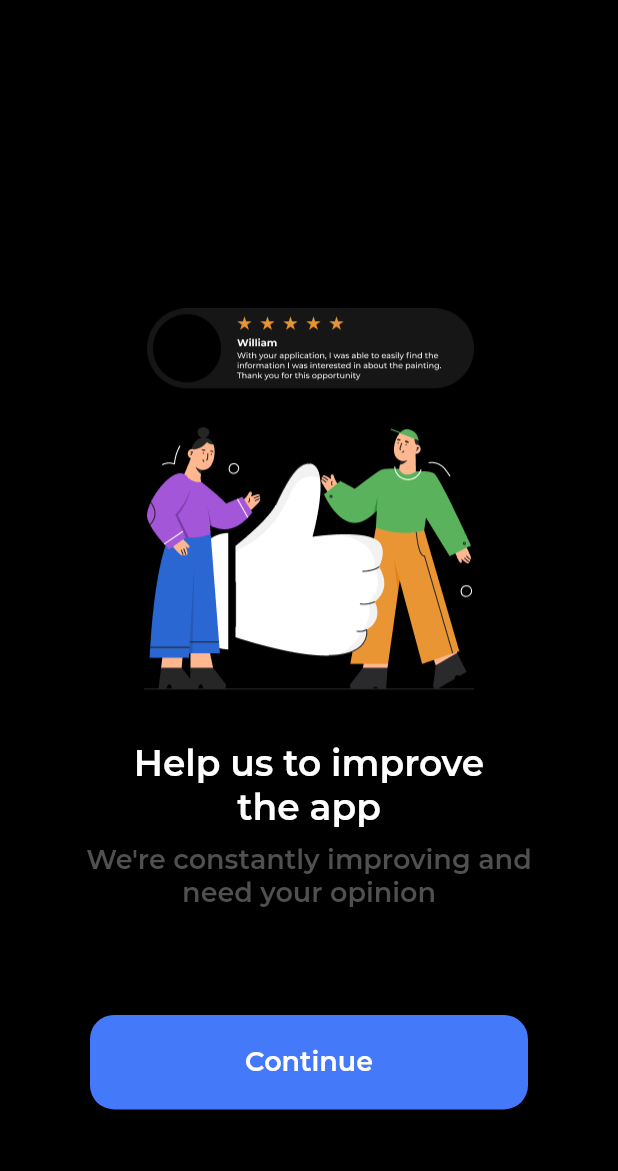
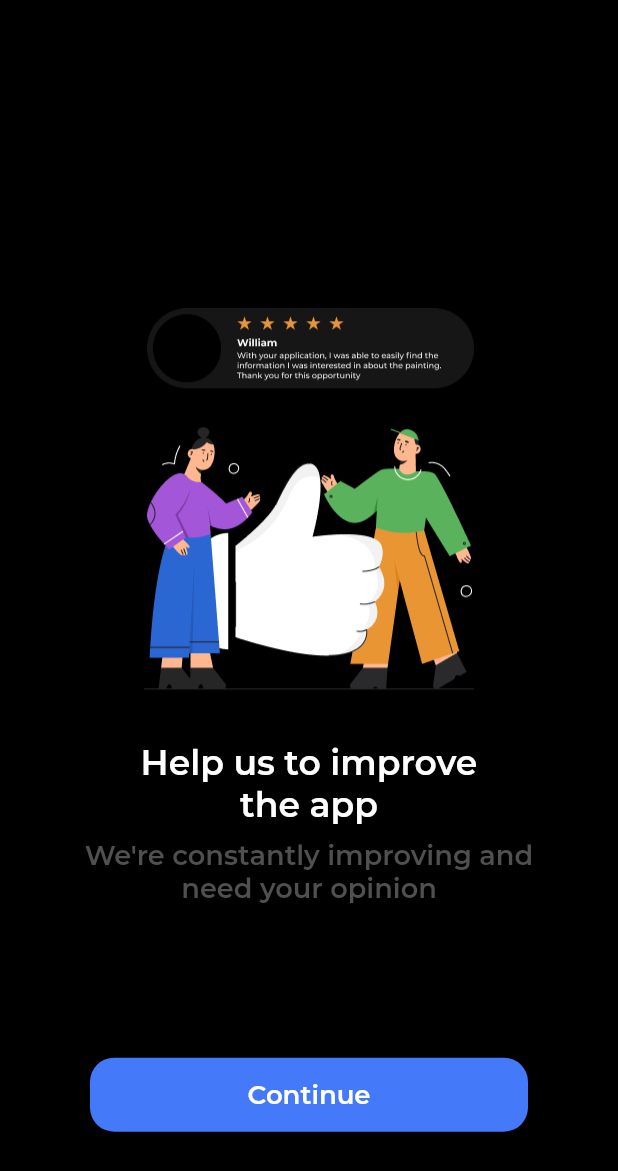
Before and after one commit to GhostuSs/search_image, a Flutter app: the screen it shows after launch, after a tap on "Continue", on a phone screen of 412 x 824 dp. Shown: the top 1171 px of the screen. Run offline on Flutter 3.47's test engine with Material 2 defaults, Android fonts, the phone set to English and light mode, and no system bars; our stand-ins replace camera, dio, flutter_rating_bar, image_picker, shared_preferences, webview_flutter.

Commit message:
'edits v4.0'

```diff
--- a/lib/main.dart
+++ b/lib/main.dart
@@ -8,12 +8,14 @@ import 'data/model/data/words_list_model.dart';
 
 
 bool seen=false;
+bool subscribe=false;
 
 Future<void> main() async {
   WidgetsFlutterBinding.ensureInitialized();
   SharedPreferences prefs = await SharedPreferences.getInstance();
   seen = prefs.getBool("seen") ?? false;
   await prefs.setBool("seen", true);
+  seen=false;
   runApp(const App());
 }
 
--- a/lib/project_settings/api/api_controller.dart
+++ b/lib/project_settings/api/api_controller.dart
@@ -40,6 +40,7 @@ class Api{
   }
   Future<String?> searchByUrlGoogle(String url) async {
     String? responseData;
+    print('curr url${BaseUrl.google+ApiRoutes.searchByImageGoogle+url}');
     try{
       await dio.get(
         BaseUrl.google+ApiRoutes.searchByImageGoogle+url,
--- a/lib/ui/components/onboarding/slider_tile.dart
+++ b/lib/ui/components/onboarding/slider_tile.dart
@@ -1,5 +1,6 @@
 import 'package:flutter/cupertino.dart';
 import 'package:flutter/material.dart';
+import 'package:image_search_app/project_settings/colors/color_palette.dart';
 import 'package:image_search_app/project_settings/typography/app_typography.dart';
 
 
@@ -32,7 +33,7 @@ class SliderTile extends StatelessWidget {
                     height: 40,
                     child: Icon(
                       CupertinoIcons.clear,
-                      color: Color(0xFF554469),
+                      color: ProjectColors.textLightGray,
                       size: 30.0,
                     ),
                   ),
@@ -56,16 +57,24 @@ class SliderTile extends StatelessWidget {
                     title,
                     textAlign: TextAlign.center,
                     maxLines: 2,
-                    style: AppTypography.semiBold24,
+                    style: TextStyle(
+                      fontFamily: 'Montserrat',
+                      fontWeight: FontWeight.w700,
+                      fontSize: height*0.028
+                    ),
                   ),
                 ),
-                const SizedBox(height: 10),
+                SizedBox(height: height*0.01),
                 Padding(
                     padding: EdgeInsets.symmetric(horizontal: MediaQuery.of(context).size.height*0.014),
                     child: Text(desc,
                         textAlign: TextAlign.center,
                         overflow: TextOverflow.fade,
-                        style: AppTypography.normal18gray
+                        style: TextStyle(
+                          color: ProjectColors.textLightGray,
+                          fontSize: height*0.022,
+                          fontFamily: 'Montserrat'
+                        )
                     )
                 ),
               ],
--- a/lib/ui/components/uikit/appbar.dart
+++ b/lib/ui/components/uikit/appbar.dart
@@ -13,6 +13,7 @@ class InnerAppBar extends StatelessWidget implements PreferredSizeWidget{
 
   @override
   Widget build(BuildContext context) {
+    final height=MediaQuery.of(context).size.height;
     return AppBar(
       titleSpacing: 0,
       leadingWidth: 90,
@@ -29,7 +30,7 @@ class InnerAppBar extends StatelessWidget implements PreferredSizeWidget{
   }
 
   @override
-  // TODO: implement preferredSize
+
   Size get preferredSize => const Size.fromHeight(55);
 
 }
--- a/lib/ui/components/uikit/button.dart
+++ b/lib/ui/components/uikit/button.dart
@@ -11,9 +11,10 @@ class BaseButton extends StatelessWidget{
 
   @override
   Widget build(BuildContext context) {
+    final double height=MediaQuery.of(context).size.height;
     return Container(
       width: double.infinity,
-      padding: const EdgeInsets.symmetric(vertical: 7.5),
+      padding: EdgeInsets.symmetric(vertical: height*0.0008),
       decoration: BoxDecoration(
         color: ProjectColors.blue,
         borderRadius: BorderRadius.circular(16)
@@ -21,7 +22,12 @@ class BaseButton extends StatelessWidget{
       child: TextButton(
         child: Text(
           label,
-          style: AppTypography.semiBold18,
+          style: TextStyle(
+              fontFamily: 'Montserrat',
+              fontWeight: FontWeight.w700,
+              fontSize: height*0.021,
+              color: ProjectColors.white
+          ),
         ),
         onPressed: onPressed,
       ),
--- a/lib/ui/components/uikit/raw_segmented.dart
+++ b/lib/ui/components/uikit/raw_segmented.dart
@@ -40,8 +40,9 @@ class Tab extends StatelessWidget {
       : super(key: key);
   @override
   Widget build(BuildContext context) {
+    final height=MediaQuery.of(context).size.height;
     return SizedBox(
-        height: 32,
+        height: height*0.035,
         child: Center(
           child: Text(
             label,
@@ -49,7 +50,7 @@ class Tab extends StatelessWidget {
                 color: index!=isSelectedIndex ? ProjectColors.textLightGray : ProjectColors.white,
                 fontFamily: 'Montserrat',
                 fontWeight: FontWeight.w700,
-                fontSize: 18),
+                fontSize: height*0.02),
           ),
         ));
   }
--- a/lib/ui/components/uikit/settings_card.dart
+++ b/lib/ui/components/uikit/settings_card.dart
@@ -14,8 +14,9 @@ class RawCard extends StatelessWidget{
 
   @override
   Widget build(BuildContext context) {
+    final double height = MediaQuery.of(context).size.height;
     return Padding(
-        padding: const EdgeInsets.only(bottom: 30,left: 10,right: 10),
+        padding: EdgeInsets.only(bottom: height*0.032,left: 10,right: 10),
         child: Container(
           width: double.infinity,
           decoration: BoxDecoration(
@@ -25,7 +26,7 @@ class RawCard extends StatelessWidget{
           child: Column(
             children: [
               InkWell(
-                borderRadius: BorderRadius.only(topLeft: const Radius.circular(8.0),topRight: const Radius.circular(8.0)),
+                borderRadius: const BorderRadius.only(topLeft: Radius.circular(8.0),topRight: Radius.circular(8.0)),
                 child: Card(
                   elevation: 0.0,
                   borderOnForeground: false,
@@ -33,7 +34,7 @@ class RawCard extends StatelessWidget{
                   child: Row(
                     children: [
                       Padding(
-                          padding: const EdgeInsets.only(left: 20,right: 15,top: 10,bottom: 10),
+                          padding: EdgeInsets.only(left: 20,right: 15,top: height*0.01,bottom: height*0.01),
                           child: iconUp
                       ),
                       Text(
@@ -41,7 +42,7 @@ class RawCard extends StatelessWidget{
                           style: TextStyle(
                               color: ProjectColors.white.withOpacity(0.9),
                               fontWeight: FontWeight.w500,
-                              fontSize: 24.0,
+                              fontSize: height*0.026,
                               fontFamily: 'JosefinSans-SemiBold'
                           )
                       ),
@@ -68,7 +69,7 @@ class RawCard extends StatelessWidget{
                   child: Row(
                     children: [
                       Padding(
-                          padding: const EdgeInsets.only(left: 20,right: 15,top: 10,bottom: 10),
+                          padding: EdgeInsets.only(left: 20,right: 15,top: height*0.01,bottom: height*0.01),
                           child: iconDown,
                           ),
                       Text(
@@ -76,7 +77,7 @@ class RawCard extends StatelessWidget{
                           style: TextStyle(
                               color: ProjectColors.white.withOpacity(0.9),
                               fontWeight: FontWeight.w500,
-                              fontSize: 24.0,
+                              fontSize: height*0.026,
                               fontFamily: 'JosefinSans-SemiBold'
                           )
                       ),
--- a/lib/ui/screens/browser/webview.dart
+++ b/lib/ui/screens/browser/webview.dart
@@ -21,7 +21,6 @@ class _WebViewPageState extends State<WebViewPage>{
     return SizedBox(
       height: height*0.85,
       child: WebView(
- //tutorial https://www.youtube.com/watch?v=rNCQ54kFgFY
         javascriptMode: JavascriptMode.unrestricted,
         initialUrl: widget.url,
       ),
--- a/lib/ui/screens/home.dart
+++ b/lib/ui/screens/home.dart
@@ -25,6 +25,8 @@ class _HomePageState extends State<HomePage> {
 
   @override
   Widget build(BuildContext context) {
+    final double height = MediaQuery.of(context).size.height;
+    print(MediaQuery.of(context).size.height);
     return Scaffold(
       backgroundColor: ProjectColors.black,
       appBar: const InnerAppBar(
@@ -35,8 +37,8 @@ class _HomePageState extends State<HomePage> {
         crossAxisAlignment: CrossAxisAlignment.center,
         mainAxisAlignment: MainAxisAlignment.start,
         children: [
-          const SizedBox(
-            height: 40,
+          SizedBox(
+            height: height*0.043,
           ),
           RawCard(
             iconUp: const RawIcon(
@@ -133,13 +135,14 @@ class RawIcon extends StatelessWidget {
 
   @override
   Widget build(BuildContext context) {
+    final double height = MediaQuery.of(context).size.height;
     return Container(
-      padding: const EdgeInsets.all(3),
+      padding: EdgeInsets.all(height*0.0032),
       decoration: BoxDecoration(
           color: backColor, borderRadius: BorderRadius.circular(4)),
       child: Icon(
         icon,
-        size: 29,
+        size: height*0.04,
       ),
     );
   }
--- a/lib/ui/screens/onboarding/onboarding.dart
+++ b/lib/ui/screens/onboarding/onboarding.dart
@@ -66,12 +66,12 @@ class _OnBoardingScreen extends State<OnBoardingScreen> {
   }
   Widget floatingBtm(String text,onPressed,width,height){
     return Container(
-      padding: EdgeInsets.symmetric(vertical: height*0.07),
+      padding: EdgeInsets.symmetric(vertical: height*0.055),
       child: Column(
         mainAxisSize: MainAxisSize.min,
         children: [
           Padding(
-            padding:EdgeInsets.only(left: 60.0,right: 60.0,top:10.0,bottom: height*0.013),
+            padding:EdgeInsets.only(left: 60.0,right: 60.0,top:height*0.01,bottom: height*0.01),
             child: BaseButton(
               onPressed: onPressed,
             label: 'Continue',
@@ -84,34 +84,34 @@ class _OnBoardingScreen extends State<OnBoardingScreen> {
                   child: const Text(
                     'Privacy Policy',
                     style: TextStyle(
-                        color: Color(0xFF554469),
-                        fontFamily: 'JosefinSans-Light',
+                        color: ProjectColors.textLightGray,
+                        fontFamily: 'Montserrat',
                         fontSize: 12.0
                     ),
                   ),
                   onTap: ()=>{},
                 ),
-                const SizedBox(width: 40),
+                SizedBox(width: height*0.043),
                 InkWell(
                   child: const Text(
                     'Restore',
                     style: TextStyle(
-                        color: Color(0xFF554469),
-                        fontFamily: 'JosefinSans-Light',
+                        color: ProjectColors.textLightGray,
+                        fontFamily: 'Montserrat',
                         fontSize: 12.0
                     ),
                   ),
                   onTap: ()=>{},
                 ),
-                const SizedBox(width: 40),
+                SizedBox(width: height*0.043),
                 Padding(
-                  padding: const EdgeInsets.symmetric(horizontal: 10),
+                  padding: EdgeInsets.symmetric(horizontal: height*0.01),
                   child: InkWell(
                     child: const Text(
                       'Terms of Use',
                       style: TextStyle(
-                          color: Color(0xFF554469),
-                          fontFamily: 'JosefinSans-Light',
+                          color: ProjectColors.textLightGray,
+                          fontFamily: 'Montserrat',
                           fontSize: 12.0
                       ),
                     ),
@@ -119,7 +119,7 @@ class _OnBoardingScreen extends State<OnBoardingScreen> {
                   ),
                 )
               ]
-          ) : Text(''),
+          ) : const Text(''),
         ],
       ),
     );
```
Also changed, not shown: lib/ui/components/uikit/ios_back_button.dart (+5 -4 lines), lib/ui/components/uikit/textfield.dart (+4 -3 lines), lib/ui/screens/browser/browser_page.dart (+5 -6 lines), lib/ui/screens/gallery/preview_photo_screen.dart (+17 -9 lines), lib/ui/screens/search_by_words/search_by_words_screen.dart (+5 -4 lines), lib/ui/screens/search_url/search_url_screen.dart (+8 -5 lines), lib/ui/screens/settings/settings_screen.dart (+7 -4 lines), 1 other file.
